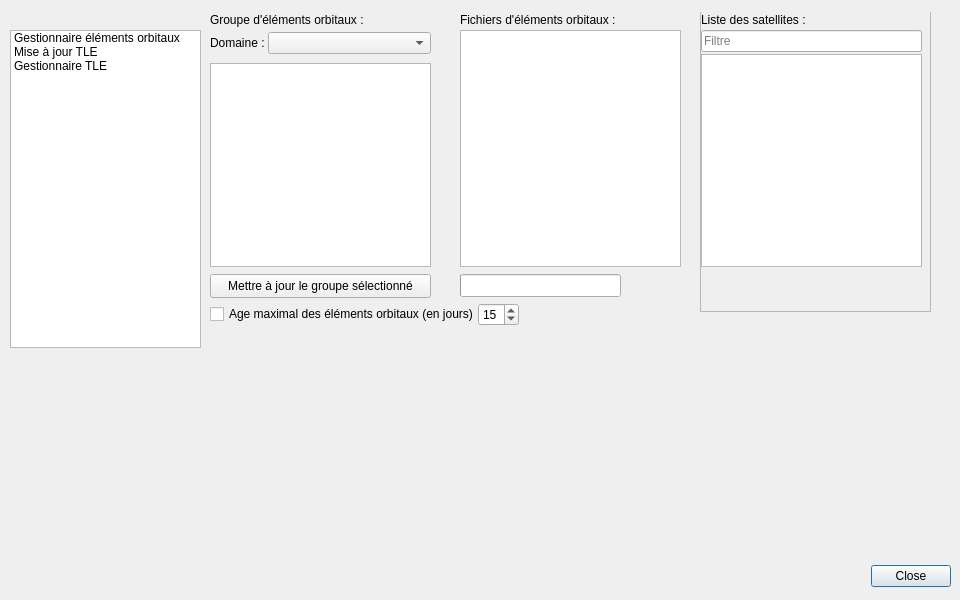
This is src/interface/outils/outils.ui in mconsidine/previsat_archive as Qt 5 draws it before an edit. The edited form follows.
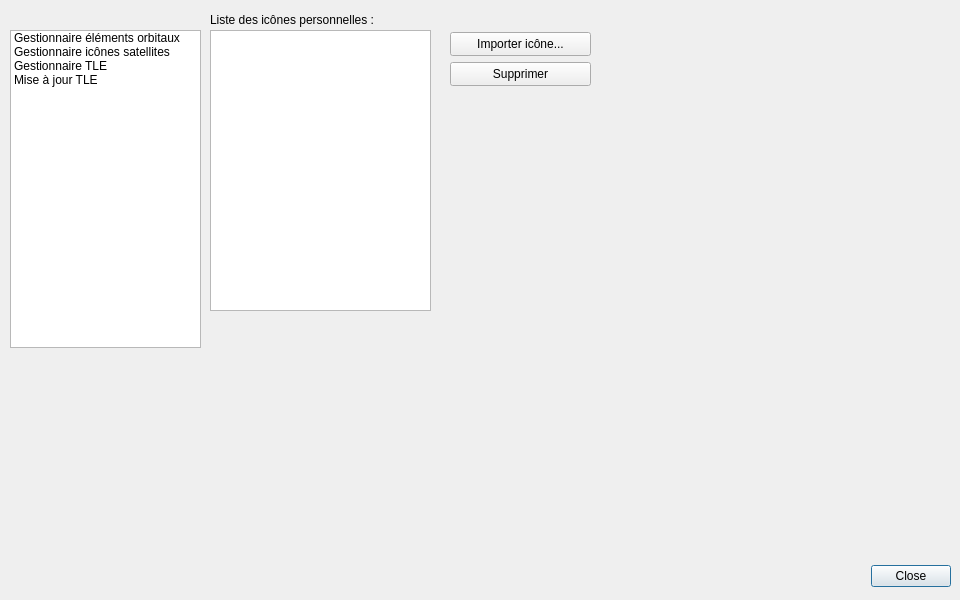
This is the edited form.

Commit message: Ajout du gestionnaire des icones satellites

Diff of the .ui file:
```diff
--- a/src/interface/outils/outils.ui
+++ b/src/interface/outils/outils.ui
@@ -60,7 +60,7 @@
    </item>
    <item>
     <property name="text">
-     <string>Mise à jour TLE</string>
+     <string>Gestionnaire icônes satellites</string>
     </property>
    </item>
    <item>
@@ -68,6 +68,11 @@
      <string>Gestionnaire TLE</string>
     </property>
    </item>
+   <item>
+    <property name="text">
+     <string>Mise à jour TLE</string>
+    </property>
+   </item>
   </widget>
   <widget class="QStackedWidget" name="stackedWidget_outils">
    <property name="geometry">
@@ -79,7 +84,7 @@
     </rect>
    </property>
    <property name="currentIndex">
-    <number>0</number>
+    <number>1</number>
    </property>
    <widget class="QWidget" name="gestionnaireElementsOrbitaux">
     <widget class="QWidget" name="gridLayoutWidget_11">
@@ -583,6 +588,114 @@
      </widget>
     </widget>
    </widget>
+   <widget class="QWidget" name="gestionnaireIcones">
+    <widget class="QListWidget" name="listeIcones">
+     <property name="geometry">
+      <rect>
+       <x>0</x>
+       <y>18</y>
+       <width>221</width>
+       <height>281</height>
+      </rect>
+     </property>
+     <property name="mouseTracking">
+      <bool>true</bool>
+     </property>
+    </widget>
+    <widget class="QPushButton" name="importerIcone">
+     <property name="geometry">
+      <rect>
+       <x>240</x>
+       <y>20</y>
+       <width>141</width>
+       <height>24</height>
+      </rect>
+     </property>
+     <property name="text">
+      <string>Importer icône...</string>
+     </property>
+    </widget>
+    <widget class="QLabel" name="lbl_listeIcones">
+     <property name="geometry">
+      <rect>
+       <x>0</x>
+       <y>0</y>
+       <width>221</width>
+       <height>16</height>
+      </rect>
+     </property>
+     <property name="text">
+      <string>Liste des icônes personnelles :</string>
+     </property>
+    </widget>
+    <widget class="QPushButton" name="supprimerIcone">
+     <property name="geometry">
+      <rect>
+       <x>240</x>
+       <y>50</y>
+       <width>141</width>
+       <height>24</height>
+      </rect>
+     </property>
+     <property name="text">
+      <string>Supprimer</string>
+     </property>
+    </widget>
+   </widget>
+   <widget class="QWidget" name="gestionnaireTLE">
+    <widget class="QListWidget" name="listeTLE">
+     <property name="geometry">
+      <rect>
+       <x>10</x>
+       <y>18</y>
+       <width>221</width>
+       <height>281</height>
+      </rect>
+     </property>
+     <property name="mouseTracking">
+      <bool>true</bool>
+     </property>
+    </widget>
+    <widget class="QPushButton" name="supprimerTLE">
+     <property name="geometry">
+      <rect>
+       <x>250</x>
+       <y>50</y>
+       <width>141</width>
+       <height>24</height>
+      </rect>
+     </property>
+     <property name="text">
+      <string>Supprimer</string>
+     </property>
+    </widget>
+    <widget class="QLabel" name="lbl_listeTLE">
+     <property name="geometry">
+      <rect>
+       <x>10</x>
+       <y>0</y>
+       <width>221</width>
+       <height>16</height>
+      </rect>
+     </property>
+     <property name="text">
+      <string>Liste de fichiers TLE :</string>
+     </property>
+    </widget>
+    <widget class="QPushButton" name="importerTLE">
+     <property name="geometry">
+      <rect>
+       <x>250</x>
+       <y>20</y>
+       <width>141</width>
+       <height>24</height>
+      </rect>
+     </property>
+     <property name="text">
+      <string>Importer TLE...</string>
+     </property>
+    </widget>
+   </widget>
    <widget class="QWidget" name="miseAJourTLE">
     <widget class="QTabWidget" name="majTLE">
      <property name="geometry">
```
Left out of the diff: 104 changed lines with no effect on the pictures. The commit also changes 5 other files.
